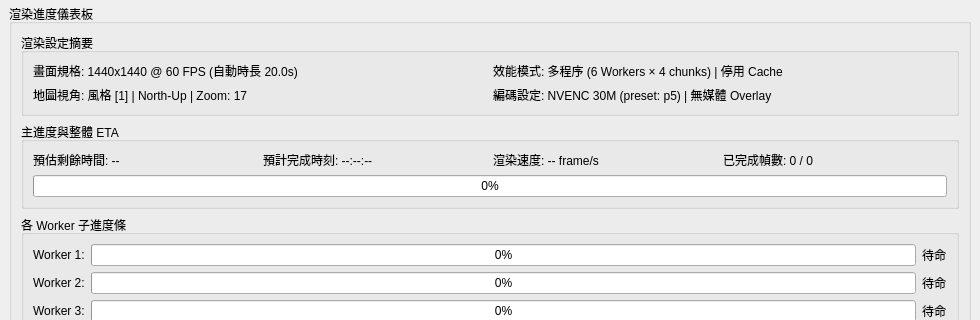
kw31304/gpx-ride-animation-main-gui, file gpx_renderer/gui/main_window.ui: the form before one commit; both pictures show x 0 to 980 and y 520 to 840 of the 980 by 1015 pixel window.
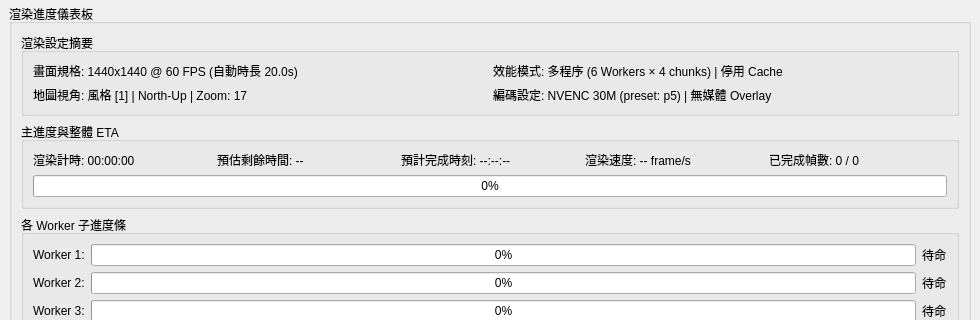
The form after the commit.

Commit message: feat: 新增渲染計時器、底圖快取再利用率統計與打卡點進出站平滑緩動機制

```diff
--- a/gpx_renderer/gui/main_window.ui
+++ b/gpx_renderer/gui/main_window.ui
@@ -780,6 +780,13 @@
          <layout class="QVBoxLayout" name="verticalLayout_main_progress">
           <item>
            <layout class="QHBoxLayout" name="horizontalLayout_eta">
+            <item>
+             <widget class="QLabel" name="label_eta_elapsed">
+              <property name="text">
+               <string>渲染計時: 00:00:00</string>
+              </property>
+             </widget>
+            </item>
             <item>
              <widget class="QLabel" name="label_eta_time">
               <property name="text">
```
The commit also changes 7 other files.
